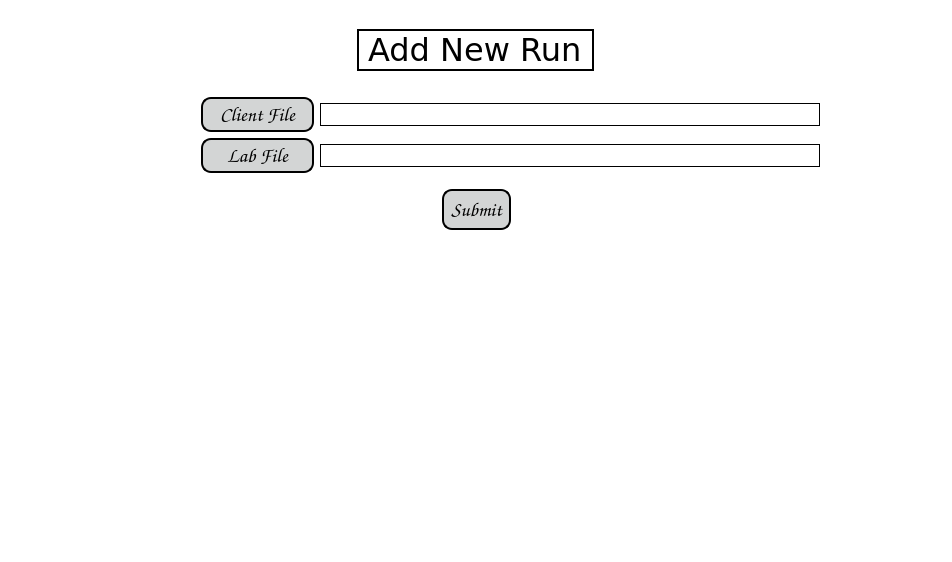
Before: the Qt Designer form app/gui/import_page.ui in JasonLaux/DC-Boxjelly, drawn with Qt 5.
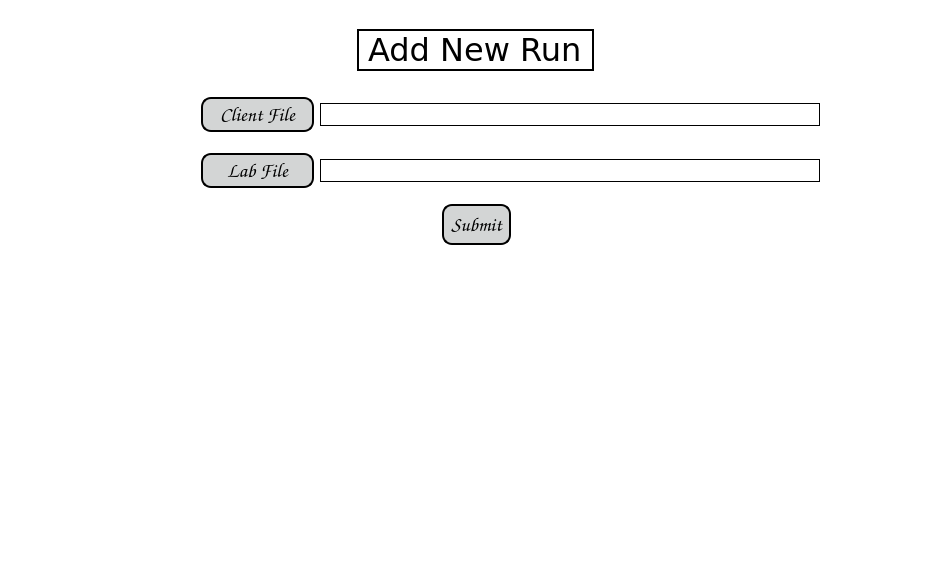
After: the same form once the commit is applied.

Commit message: Edited font size, box width, cell alignments

Patch:
```diff
--- a/app/gui/import_page.ui
+++ b/app/gui/import_page.ui
@@ -167,6 +167,22 @@
           </item>
          </layout>
         </item>
+        <item>
+         <spacer name="verticalSpacer_3">
+          <property name="orientation">
+           <enum>Qt::Vertical</enum>
+          </property>
+          <property name="sizeType">
+           <enum>QSizePolicy::Fixed</enum>
+          </property>
+          <property name="sizeHint" stdset="0">
+           <size>
+            <width>20</width>
+            <height>15</height>
+           </size>
+          </property>
+         </spacer>
+        </item>
         <item>
          <layout class="QHBoxLayout" name="horizontalLayout_4">
           <item>
```
The commit also changes 5 other files.
